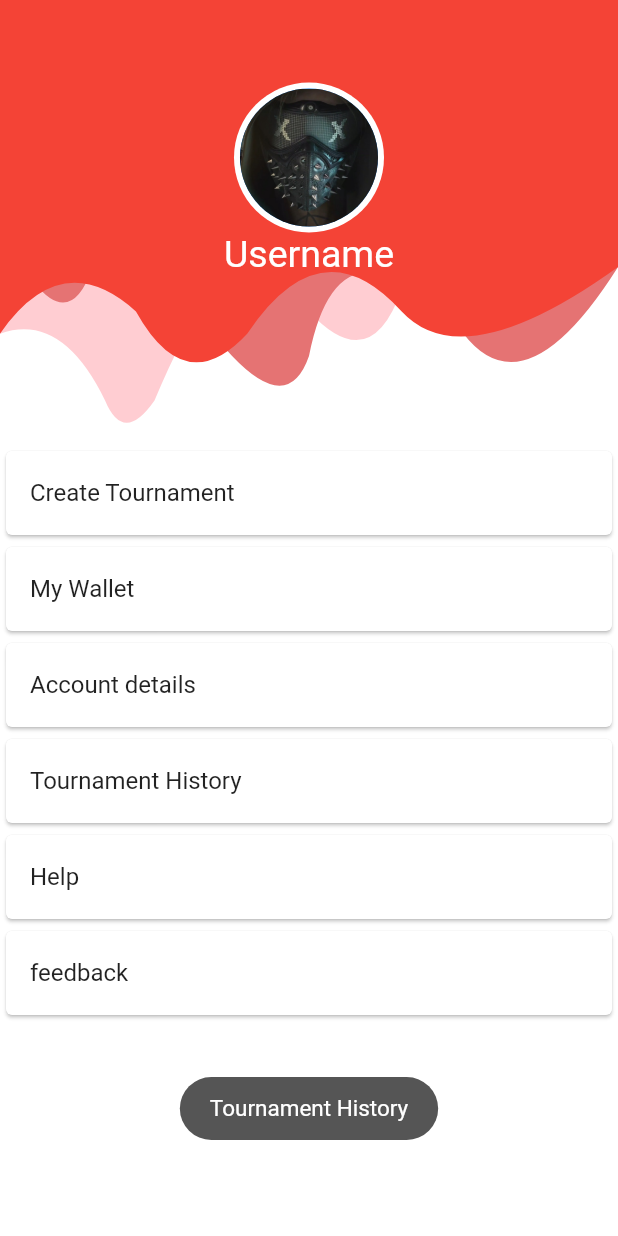
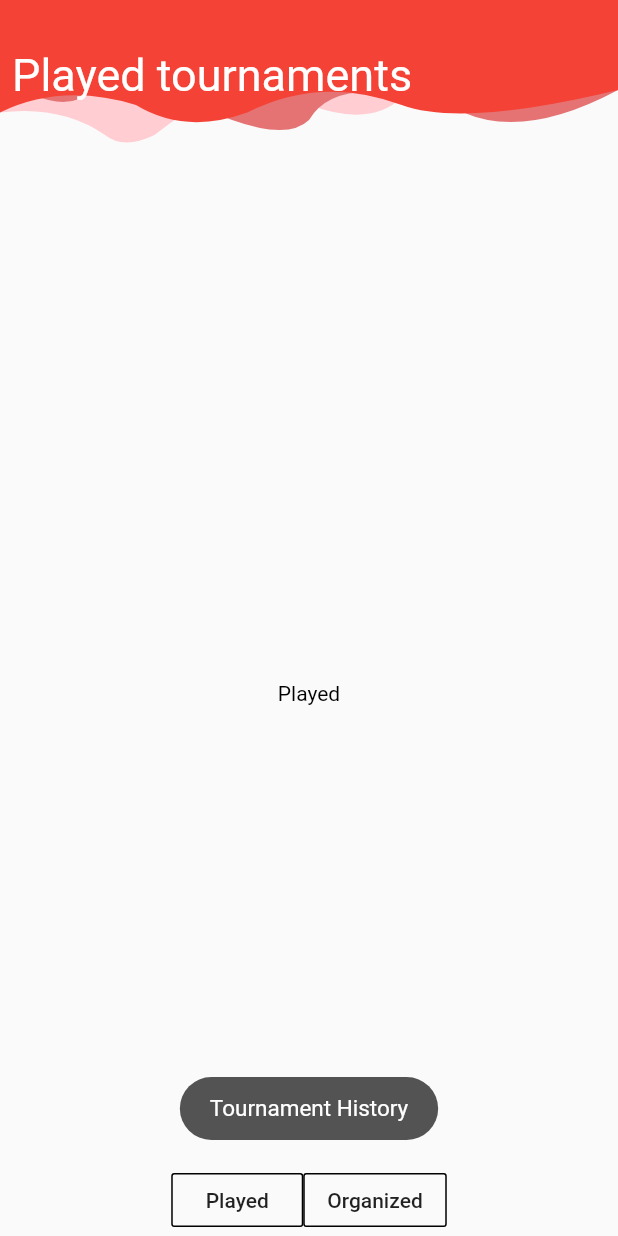
Before and after one commit to HarsHvA/trident, a Flutter app: the UserPage screen opened directly, after a tap on "Tournament History", on a phone screen of 412 x 824 dp. Run offline on Flutter 3.47's test engine with Material 2 defaults, Android fonts, the phone set to English and light mode, and no system bars; our stand-ins replace simple_animations, toast.

Commit message:
third commit

```diff
--- /dev/null
+++ b/lib/account_details_page.dart
@@ -0,0 +1,15 @@
+import 'package:flutter/cupertino.dart';
+
+class AccountDetails extends StatefulWidget{
+  @override
+  _AccountDetailsState createState() => _AccountDetailsState();
+}
+
+class _AccountDetailsState extends State<AccountDetails>{
+  @override
+  Widget build(BuildContext context) {
+    // TODO: implement build
+    throw UnimplementedError();
+  }
+
+}
--- /dev/null
+++ b/lib/tournament_history_page.dart
@@ -0,0 +1,82 @@
+import 'package:flutter/cupertino.dart';
+import 'package:flutter/material.dart';
+import 'package:trident/top_bar.dart';
+
+class TournamentHistoryPage extends StatefulWidget{
+  @override
+  _TournamentHistoryPageState createState() => _TournamentHistoryPageState();
+}
+
+class _TournamentHistoryPageState extends State<TournamentHistoryPage>{
+
+  int tabsIndex  = 0;
+  String title = "Played tournaments";
+
+  final tabs = [
+    _playedEventPage(),
+    _organizedEventPage(),
+  ];
+
+  @override
+  Widget build(BuildContext context) {
+    return Scaffold(
+      extendBody: true,
+      appBar:PreferredSize(
+        preferredSize: Size.fromHeight(100.0),
+        child: Stack(children: <Widget>[ TopBar(),Align(alignment:Alignment.centerLeft,child: Padding(
+          padding: const EdgeInsets.all(8.0),
+          child: Text(title,
+          style: TextStyle(color:Colors.white,fontSize:30,),),
+        ))])),
+      body: Stack(
+        children:<Widget>[tabs[tabsIndex],
+        Align(alignment: Alignment.bottomCenter,child:
+         Container(
+           width: MediaQuery.of(context).size.height/2,
+           child: Row(mainAxisAlignment: MainAxisAlignment.center,children: <Widget>[
+                      OutlineButton(
+                        child: Text("Played"),
+                        borderSide: BorderSide(
+                          color:Colors.black
+                        ),
+                        onPressed: () {
+                          setState(() {
+                            tabsIndex = 0;
+                            title = "Played tournaments";
+                          });
+
+                        },
+                      ),
+                      OutlineButton(
+                        child: Text("Organized"),
+                        borderSide: BorderSide(
+                          color:Colors.black
+                        ),
+                        onPressed: () {
+                          setState(() {
+                            tabsIndex = 1;
+                            title = title = "Organized tournaments";
+                          });
+                        },
+                      ),
+                    ]),
+         ),)
+        ]),
+    );
+  }
+
+}
+
+_playedEventPage()
+{
+  return Scaffold(
+    body: Container(child:Align(alignment:Alignment.center,child: Text("Played",style: TextStyle(color:Colors.black)))),
+  );
+}
+
+_organizedEventPage()
+{
+  return Scaffold(
+    body: Container(child:Align(alignment:Alignment.center,child: Text("Organized",style: TextStyle(color:Colors.black),)),),
+  );
+}
--- a/lib/user_feed.dart
+++ b/lib/user_feed.dart
@@ -1,6 +1,5 @@
 import 'package:flutter/cupertino.dart';
 import 'package:flutter/material.dart';
-import 'package:toast/toast.dart';
 import 'package:trident/home_page.dart';
 import 'package:trident/private_games.dart';
 import 'package:trident/user_page.dart';
@@ -13,10 +12,14 @@ class UserFeed extends StatefulWidget{
 class _UserFeedState extends State<UserFeed>{
 
   int currentIndex = 0;
+  double buttonIconPadding = 120;
 
   bool homeState = true;
   bool privateState = false;
   bool userState = false;
+  bool barVisibility = true;
+
+  var buttonIcon = Icons.arrow_drop_down;
 
   final tabs = [
     _homeTab(),
@@ -28,13 +31,47 @@ class _UserFeedState extends State<UserFeed>{
   Widget build(BuildContext context) {
     return Scaffold(
       extendBody: true,
-      body: tabs[currentIndex],
+      body: Stack(
+        children:<Widget>[tabs[currentIndex],
+        Align(
+            alignment: Alignment.bottomRight,
+          child: Padding(
+            padding: new EdgeInsets.fromLTRB(1, 1, 25, buttonIconPadding),
+            child: Container(
+              width: 30,
+              height: 30,
+              child: FloatingActionButton(
+                  elevation: 8.0,
+      child: new Icon(buttonIcon),
+      backgroundColor: Colors.red,
+      onPressed: (){
+                setState(() {
+                  if(barVisibility)
+                  {
+                    barVisibility = false;
+                    buttonIcon = Icons.arrow_drop_up;
+                    buttonIconPadding = 20;
+                  }else
+                  {
+                    barVisibility = true;
+                    buttonIcon = Icons.arrow_drop_down;
+                    buttonIconPadding = 120;
+                  }
+                });
+      }
+                ),
+            ),
+          ),
+          ),
+        ]),
       bottomNavigationBar: _getNavBar(context),
   );
   }
 
 _getNavBar(context) {
-  return Container(
+  return Visibility(
+      visible: barVisibility,
+      child: Container(
       child: Stack(
         children: <Widget>[
           Positioned(
@@ -131,6 +168,7 @@ _getNavBar(context) {
           )
         ],
       ),
+    ),
   );
 }
 }
--- a/lib/user_page.dart
+++ b/lib/user_page.dart
@@ -1,7 +1,9 @@
 import 'package:flutter/cupertino.dart';
 import 'package:flutter/material.dart';
 import 'package:toast/toast.dart';
+import 'package:trident/account_details_page.dart';
 import 'package:trident/top_bar.dart';
+import 'package:trident/tournament_history_page.dart';
 
 class UserPage extends StatefulWidget{
   @override
@@ -13,45 +15,45 @@ class _UserPageState extends State<UserPage>{
     return Scaffold(
   extendBody: true,
   backgroundColor: Colors.white,
+  appBar: PreferredSize(
+    preferredSize: Size.fromHeight(250.0),
+      child: Stack(children:<Widget>[ TopBar(),
+      Padding(
+            padding: const EdgeInsets.fromLTRB(8, 8, 8, 35),
+            // TODO: Change username and image asset source to firestore
+            child: Align(alignment: Alignment.topCenter,
+                          child: Column(
+                mainAxisAlignment: MainAxisAlignment.center,
+                crossAxisAlignment: CrossAxisAlignment.center,
+        children: <Widget>[
+          CircleAvatar(radius: 50,
+          backgroundColor: Colors.white,
+          child: CircleAvatar(radius:46,
+          child: ClipOval(child: Image.asset("assets/default_avatar.jpg")))),
+          Text("Username",style: TextStyle(fontSize: 25,color: Colors.white))
+        ],
+      ),
+            ),
+          )]),
+  ),
   body:
   Wrap(
       children:<Widget>[
   Column(
     children: <Widget>[
-      Wrap(
-      children:<Widget> [
-      Stack(children:<Widget>[ TopBar(),
-        Center(
-          child: Padding(
-            padding: const EdgeInsets.fromLTRB(2, 55, 2, 1),
-            // TODO: Change username and image asset source to firestore
-            child: Column(
-              children: <Widget>[
-                CircleAvatar(radius: 50,backgroundColor: Colors.white,child: CircleAvatar(radius:46,child: ClipOval(child: Image.asset("assets/default_avatar.jpg")))),
-                Text("Username",style: TextStyle(fontSize: 25,color: Colors.white))
-              ],
-            ),
-          ),
-        )]),
-      ]),
       Container(
-          child: SafeArea(
-              bottom: true,
-              top: false,
-              left: false,
-              right: false,
+          height: MediaQuery.of(context).size.height,
           child: ListView(
           shrinkWrap: true,
           padding: EdgeInsets.only(bottom:10),
           children:  <Widget>[
-                _buildListItems('Create Tournament', 0),
-                _buildListItems('My Wallet', 1),
-                _buildListItems('Account details', 2),
-                _buildListItems('Tournament History', 3),
-                _buildListItems('Help', 4),
-                _buildListItems('feedback', 5),
+            _buildListItems('Create Tournament', 0,context),
+            _buildListItems('My Wallet', 1,context),
+            _buildListItems('Account details', 2,context),
+            _buildListItems('Tournament History', 3,context),
+            _buildListItems('Help', 4,context),
+            _buildListItems('feedback', 5,context),
           ],
-            ),
             )),
     ],
     ),
@@ -59,38 +61,38 @@ class _UserPageState extends State<UserPage>{
   );
   }
 
-_buildListItems(label,index){
+_buildListItems(label,index,context){
   return Container(
     child:GestureDetector(child: Card(child: ListTile(title: Text(label),)),
     onTap: (){
       Toast.show(label,context);
-      // switch(index)
-      // {
-      //   case 0:
-      //       Toast.show(label,context);
-      //       break;
-      //   case 1:
-      //       Toast.show(label,context);
-      //       break;
+      switch(index)
+      {
+        case 0:
+            Toast.show(label,context);
+            break;
+        case 1:
+            Toast.show(label,context);
+            break;
 
-      //   case 2:
-      //       Toast.show(label,context);
-      //       break;
+        case 2:
+            Navigator.push(this.context, MaterialPageRoute(builder: (context) => AccountDetails()));
+            break;
 
-      //   case 3:
-      //       Toast.show(label,context);
-      //       break;
+        case 3:
+            Navigator.push(this.context, MaterialPageRoute(builder: (context) => TournamentHistoryPage()));
+            break;
 
-      //   case 4:
-      //       Toast.show(label,context);
-      //       break;
-      //   case 5:
-      //       Toast.show(label,context);
-      //       break;
-      //   default:
-      //       Toast.show('Oops! Something went wrong',context);
-      //       break;
-      // }
+        case 4:
+            Toast.show(label,context);
+            break;
+        case 5:
+            Toast.show(label,context);
+            break;
+        default:
+            Toast.show('Oops! Something went wrong',context);
+            break;
+      }
     },)
   );
 }
```
Also changed, not shown: pubspec.yaml (+4 -4 lines), asset/fonts/OdibeeSans-Regular.ttf (added). Lines whose indentation alone changed are shown as unchanged.
